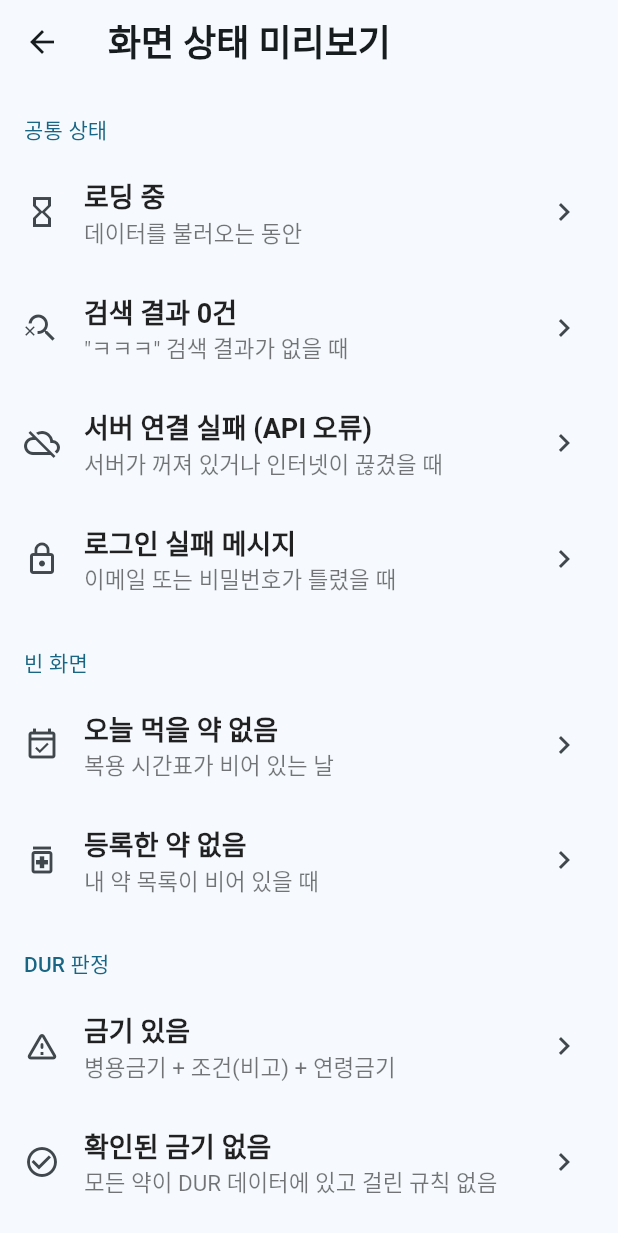
After one commit to JJongee/pillflow-app, a Flutter app: the StatePreviewScreen screen opened directly, on a phone screen of 412 x 824 dp. The commit adds this screen. Shown: the top 1233 px of the screen. Run offline on Flutter 3.47's test engine with Material 3 defaults, Android fonts, the phone set to English and light mode, and no system bars; our stand-ins replace dio, flutter_riverpod.

Commit message:
화면 상태 미리보기 + 실제 DB 조합 목업

```diff
--- a/lib/data/mock_repository.dart
+++ b/lib/data/mock_repository.dart
@@ -265,7 +265,7 @@ class MockRepository implements PillRepository {
         findings.add(DurFinding(
           type: FindingType.combination,
           itemSeqs: [a, b],
-          ingredients: [r['ingredient_a'] as String, r['ingredient_b'] as String],
+          ingredients: [r['ingredient_a'], r['ingredient_b']].whereType<String>().toList(),
           detail: r['detail'] as String,
           conditionNote: r['condition_note'] as String?,
           noticeNo: r['notice_no'] as String?,
--- a/lib/screens/settings_screen.dart
+++ b/lib/screens/settings_screen.dart
@@ -4,6 +4,7 @@ import 'package:flutter_riverpod/flutter_riverpod.dart';
 import '../core/config.dart';
 import '../data/providers.dart';
 import '../widgets/dialogs.dart';
+import 'state_preview_screen.dart';
 
 /// 설정: 태어난 해 · 데이터 출처 · 이용 안내 · 실행 모드 · 로그아웃
 class SettingsScreen extends ConsumerWidget {
@@ -74,6 +75,13 @@ class SettingsScreen extends ConsumerWidget {
           title: Text(AppConfig.useMock ? '목업 데이터 모드' : '서버 연결 모드'),
           subtitle: Text(AppConfig.useMock ? '서버 없이 assets/mock 데이터로 동작' : AppConfig.apiBase),
         ),
+        ListTile(
+          leading: const Icon(Icons.preview_outlined),
+          title: const Text('화면 상태 미리보기'),
+          subtitle: const Text('로딩·빈 결과·오류·DUR 3단계·긴 약품명 (UI 검수용)'),
+          trailing: const Icon(Icons.chevron_right),
+          onTap: () => Navigator.of(context).push(MaterialPageRoute(builder: (_) => const StatePreviewScreen())),
+        ),
         const Divider(height: 32),
         ListTile(
           leading: const Icon(Icons.logout),
--- /dev/null
+++ b/lib/screens/state_preview_screen.dart
@@ -0,0 +1,205 @@
+import 'package:flutter/material.dart';
+
+import '../data/repository.dart';
+import '../models/models.dart';
+import '../widgets/drug_widgets.dart';
+import '../widgets/state_views.dart';
+import '../widgets/verdict_badge.dart';
+import 'dur_result_screen.dart';
+import 'login_screen.dart';
+
+/// UI 검수용: 평소엔 일부러 만들어야 보이는 화면 상태를 버튼 하나로 확인합니다.
+/// (손채은 님 체크리스트 항목과 1:1)
+class StatePreviewScreen extends StatelessWidget {
+  const StatePreviewScreen({super.key});
+
+  static const _longName = '케논에스플라스타(케토프로펜) 수출명: 케논에스플라스타(Kenon-S Plaster), '
+      '케토플라스트패취(Ketoplast Patch), 케토밴드(Ketoband), 케토티디디에스 플라스타( Keto-TDDS Plaster), '
+      '케토덤플라스타(Ketoderm Plaster)';
+
+  void _open(BuildContext context, String title, Widget body) => Navigator.of(context).push(
+        MaterialPageRoute(builder: (_) => Scaffold(appBar: AppBar(title: Text(title)), body: body)),
+      );
+
+  void _openScreen(BuildContext context, Widget screen) =>
+      Navigator.of(context).push(MaterialPageRoute(builder: (_) => screen));
+
+  @override
+  Widget build(BuildContext context) {
+    Widget item(IconData icon, String title, String sub, VoidCallback onTap) => ListTile(
+          leading: Icon(icon),
+          title: Text(title),
+          subtitle: Text(sub),
+          trailing: const Icon(Icons.chevron_right),
+          onTap: onTap,
+        );
+    Widget header(String s) => Padding(
+          padding: const EdgeInsets.fromLTRB(16, 20, 16, 6),
+          child: Text(s,
+              style: Theme.of(context).textTheme.titleSmall?.copyWith(color: Theme.of(context).colorScheme.primary)),
+        );
+
+    return Scaffold(
+      appBar: AppBar(title: const Text('화면 상태 미리보기')),
+      body: ListView(children: [
+        header('공통 상태'),
+        item(Icons.hourglass_empty, '로딩 중', '데이터를 불러오는 동안', () => _open(context, '약 찾기', const LoadingView(message: '찾는 중이에요'))),
+        item(Icons.search_off, '검색 결과 0건', '"ㅋㅋㅋ" 검색 결과가 없을 때', () {
+          _open(
+            context,
+            '약 찾기',
+            const EmptyView(
+              icon: Icons.search_off,
+              title: '"ㅋㅋㅋ" 검색 결과가 없어요',
+              message: '띄어쓰기 없이, 또는 이름 앞부분만 입력해 보세요.',
+            ),
+          );
+        }),
+        item(Icons.cloud_off, '서버 연결 실패 (API 오류)', '서버가 꺼져 있거나 인터넷이 끊겼을 때', () {
+          _open(
+            context,
+            '약 찾기',
+            ErrorView(
+              error: RepoException('서버에 연결할 수 없어요. 서버가 켜져 있는지 확인해 주세요.', code: 'NETWORK'),
+              onRetry: () => showSnack(context, '다시 시도 (미리보기)'),
+            ),
+          );
+        }),
+        item(Icons.lock_outline, '로그인 실패 메시지', '이메일 또는 비밀번호가 틀렸을 때',
+            () => _openScreen(context, const LoginScreen(initialError: '이메일 또는 비밀번호를 확인해 주세요.'))),
+        header('빈 화면'),
+        item(Icons.event_available_outlined, '오늘 먹을 약 없음', '복용 시간표가 비어 있는 날', () {
+          _open(
+            context,
+            '오늘',
+            const EmptyView(
+              icon: Icons.event_available_outlined,
+              title: '오늘 먹을 약이 없어요',
+              message: '"시간표" 탭에서 복용 시간을 추가해 주세요.',
+            ),
+          );
+        }),
+        item(Icons.medication_outlined, '등록한 약 없음', '내 약 목록이 비어 있을 때', () {
+          _open(
+            context,
+            '내 약',
+            const EmptyView(
+              icon: Icons.medication_outlined,
+              title: '등록한 약이 없어요',
+              message: '"약 찾기" 탭에서 먹고 있는 약을 검색해 등록해 주세요.',
+            ),
+          );
+        }),
+        header('DUR 판정'),
+        item(Icons.warning_amber_rounded, '금기 있음', '병용금기 + 조건(비고) + 연령금기',
+            () => _openScreen(context, DurResultScreen(preview: _danger))),
+        item(Icons.check_circle_outline, '확인된 금기 없음', '모든 약이 DUR 데이터에 있고 걸린 규칙 없음',
+            () => _openScreen(context, DurResultScreen(preview: _clean))),
+        item(Icons.help_outline, '판정 불가 포함', 'DUR 데이터에 없는 약이 섞여 있을 때',
+            () => _openScreen(context, DurResultScreen(preview: _undetermined))),
+        item(Icons.label_outline, '판정 배지 3종', '색 + 아이콘 + 글자', () {
+          _open(
+            context,
+            '판정 배지',
+            const Padding(
+              padding: EdgeInsets.all(24),
+              child: Wrap(spacing: 12, runSpacing: 12, children: [
+                VerdictBadge(verdict: Verdict.contraindicated, large: true),
+                VerdictBadge(verdict: Verdict.noKnownIssue, large: true),
+                VerdictBadge(verdict: Verdict.undetermined, large: true),
+              ]),
+            ),
+          );
+        }),
+        header('긴 약품명'),
+        item(Icons.short_text, '긴 약품명 (150자)', '목록·상세 제목에서 줄바꿈 확인', () {
+          _open(
+            context,
+            '긴 약품명',
+            ListView(padding: const EdgeInsets.all(16), children: [
+              Text('검색 목록', style: Theme.of(context).textTheme.titleSmall),
+              const ListTile(
+                contentPadding: EdgeInsets.zero,
+                leading: DrugImage(),
+                title: Text(_longName),
+                subtitle: Text('한국존슨앤드존슨판매(유)'),
+                trailing: Icon(Icons.chevron_right),
+              ),
+              const Divider(height: 32),
+              Text('상세 화면 제목', style: Theme.of(context).textTheme.titleSmall),
+              const SizedBox(height: 8),
+              Row(crossAxisAlignment: CrossAxisAlignment.start, children: [
+                const DrugImage(size: 96),
+                const SizedBox(width: 16),
+                Expanded(child: Text(_longName, style: Theme.of(context).textTheme.titleLarge)),
+              ]),
+              const Divider(height: 32),
+              Text('시간표 한 줄', style: Theme.of(context).textTheme.titleSmall),
+              ListTile(
+                contentPadding: EdgeInsets.zero,
+                leading: Text('08:30', style: Theme.of(context).textTheme.titleLarge),
+                title: const Text(_longName),
+                subtitle: const Text('식후 · 1매'),
+              ),
+            ]),
+          );
+        }),
+        const SizedBox(height: 24),
+      ]),
+    );
+  }
+}
+
+// ---- DUR 미리보기 데이터 (문구는 실제 병용금기·연령금기 파일에서 가져옴) ----
+
+const _danger = DurCheckResult(
+  dataVersion: 'DUR 게시 2609 (미리보기)',
+  checkedAt: '2026-10-05',
+  ageUnknown: false,
+  drugs: [
+    DurDrugVerdict(itemSeq: 'A', itemName: '바이엘아스피린정500밀리그람', verdict: Verdict.contraindicated),
+    DurDrugVerdict(itemSeq: 'B', itemName: '케토신주사(케토롤락트로메타민염)', verdict: Verdict.contraindicated),
+    DurDrugVerdict(itemSeq: 'C', itemName: '게보린정(수출명:돌로린정)', verdict: Verdict.contraindicated),
+  ],
+  findings: [
+    DurFinding(
+      type: FindingType.combination,
+      itemSeqs: ['A', 'B'],
+      ingredients: ['aspirin', 'ketorolac tromethamine'],
+      detail: '중증의 위장관계 이상반응',
+      conditionNote: '48시간 이내 병용금기',
+      noticeNo: '20080068',
+      noticeDate: '2008-01-01',
+    ),
+    DurFinding(
+      type: FindingType.age,
+      itemSeqs: ['C'],
+      ingredients: ['isopropylantipyrine 함유제제'],
+      detail: '15세 미만 금기 · 이소프로필안티피린 함유제제(단일제, 복합제)',
+      noticeNo: '20110227',
+      noticeDate: '2011-11-24',
+    ),
+  ],
+);
+
+const _clean = DurCheckResult(
+  dataVersion: 'DUR 게시 2609 (미리보기)',
+  checkedAt: '2026-10-05',
+  ageUnknown: false,
+  drugs: [
+    DurDrugVerdict(itemSeq: 'A', itemName: '타이레놀정500밀리그람(아세트아미노펜)', verdict: Verdict.noKnownIssue),
+    DurDrugVerdict(itemSeq: 'B', itemName: '베아제정', verdict: Verdict.noKnownIssue),
+  ],
+  findings: [],
+);
+
+const _undetermined = DurCheckResult(
+  dataVersion: 'DUR 게시 2609 (미리보기)',
+  checkedAt: '2026-10-05',
+  ageUnknown: true,
+  drugs: [
+    DurDrugVerdict(itemSeq: 'A', itemName: '타이레놀정500밀리그람(아세트아미노펜)', verdict: Verdict.noKnownIssue),
+    DurDrugVerdict(itemSeq: 'B', itemName: '활명수', verdict: Verdict.undetermined),
+  ],
+  findings: [],
+);
```
Also changed, not shown: assets/mock/dur_rules.json (+36 -2 lines), lib/screens/dur_result_screen.dart (+8 -4 lines), lib/screens/login_screen.dart (+5 -2 lines), 3 other files.
